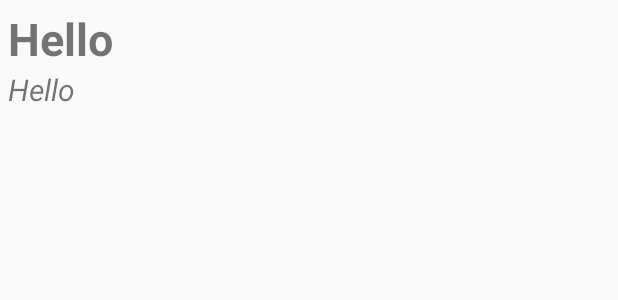
After one commit to tarekkanon/WeatherAppDawaDoz, an Android app: the layout cities_list_row.xml on its own in the app's theme, with its tools: preview values and no code run, on a phone screen of 412 x 824 dp. The commit adds this screen. Shown: the top 300 px of the screen. Run offline under Robolectric (Android 15) with nearby library versions, the phone set to English and light mode, and no system bars; network calls fail.

Commit message:
- completed DAL (Data Access Layer) - completed API Calls format - completed first screen design and logic (cities and their temperature)

```diff
--- a/app/src/main/AndroidManifest.xml
+++ b/app/src/main/AndroidManifest.xml
@@ -1,6 +1,8 @@
 <?xml version="1.0" encoding="utf-8"?>
 <manifest xmlns:android="http://schemas.android.com/apk/res/android"
     package="com.example.kanon.weatherapp">
+
+    <uses-permission android:name="android.permission.INTERNET"/>
 
     <application
         android:allowBackup="true"
@@ -18,4 +20,5 @@
         </activity>
     </application>
 
+
 </manifest>
--- /dev/null
+++ b/app/src/main/res/layout/cities_list_row.xml
@@ -0,0 +1,26 @@
+<?xml version="1.0" encoding="utf-8"?>
+<LinearLayout
+    xmlns:android="http://schemas.android.com/apk/res/android"
+    android:layout_width="match_parent"
+    android:layout_height="wrap_content"
+    android:padding="5dp"
+    android:orientation="vertical">
+
+    <TextView
+        android:id="@+id/row_city_list_name"
+        android:layout_width="match_parent"
+        android:layout_height="wrap_content"
+        android:textSize="30sp"
+        android:textStyle="bold"
+        android:text="Hello"/>
+
+    <TextView
+        android:id="@+id/row_city_list_temp"
+        android:layout_width="match_parent"
+        android:layout_height="wrap_content"
+        android:textSize="20sp"
+        android:textStyle="italic"
+        android:text="Hello"/>
+
+
+</LinearLayout>
```
Also changed, not shown: app/build.gradle (+12 -0 lines), app/src/main/java/com/example/kanon/weatherapp/CitiesWeatherActivity.java (+119 -0 lines), app/src/main/java/com/example/kanon/weatherapp/Constants/ConstantValues.java (added, +8 -0 lines), app/src/main/java/com/example/kanon/weatherapp/DAL/AppDatabase.java (added, +12 -0 lines), app/src/main/java/com/example/kanon/weatherapp/DAL/City.java (added, +18 -0 lines), app/src/main/java/com/example/kanon/weatherapp/DAL/CityDAO.java (added, +32 -0 lines), app/src/main/java/com/example/kanon/weatherapp/DAL/Weather.java (added, +28 -0 lines), app/src/main/java/com/example/kanon/weatherapp/DAL/WeatherDAO.java (added, +30 -0 lines), app/src/main/java/com/example/kanon/weatherapp/LayoutAdapters/CityListAdapter.java (added, +64 -0 lines), app/src/main/res/layout/activity_cities_weather.xml (+4 -8 lines).
